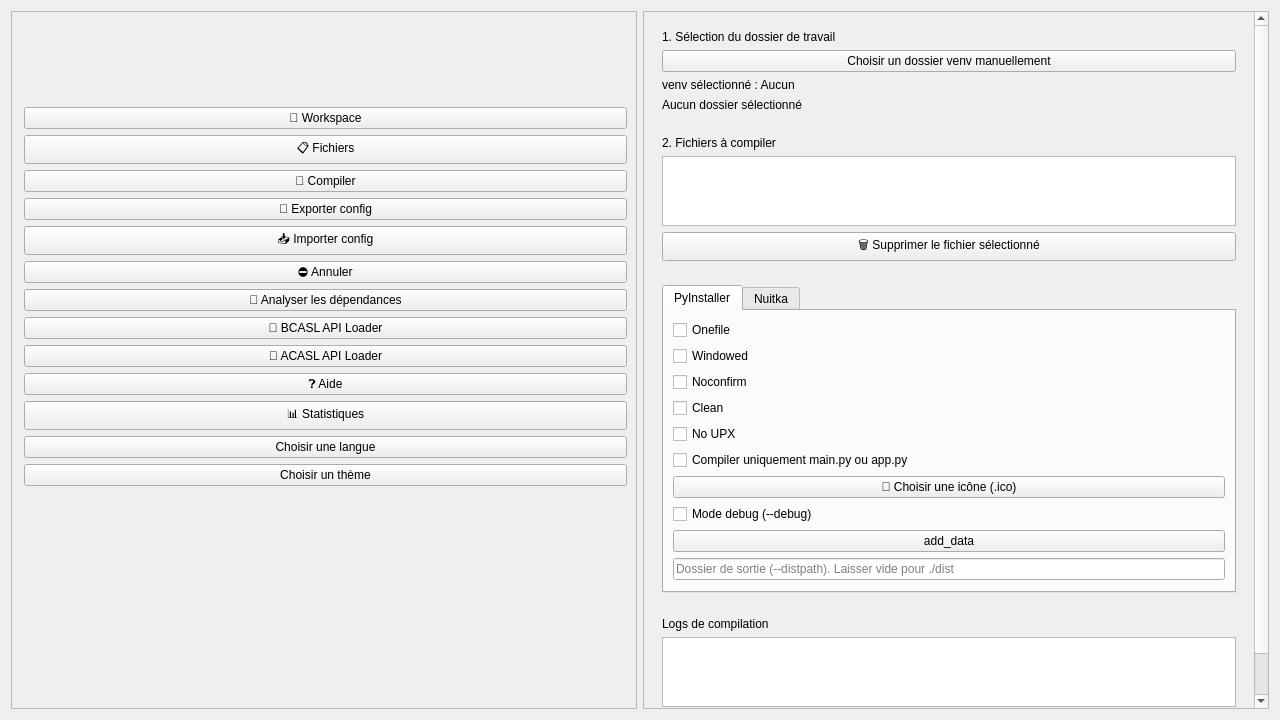
The window that ui/ui_design.ui (raidos23/PyCompiler_ARK) describes before a commit, drawn with Qt 5.
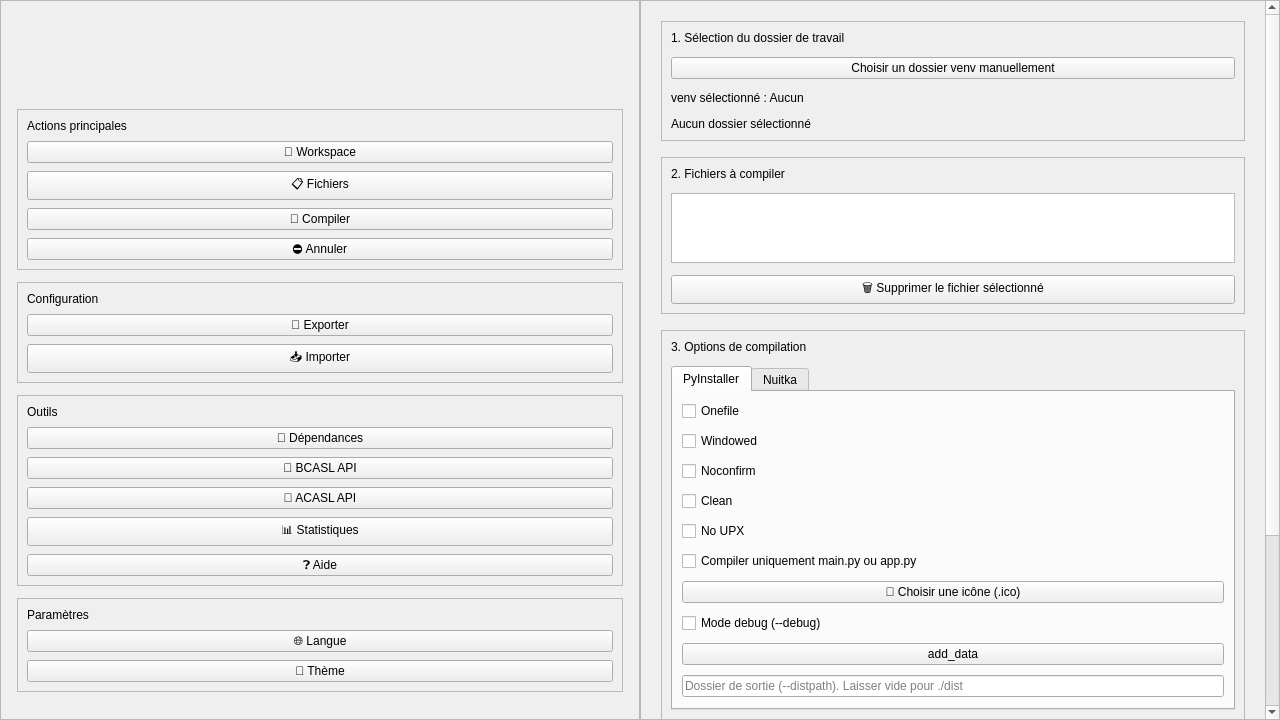
The same window after the commit.

Commit message: revue du design

```diff
--- a/ui/ui_design.ui
+++ b/ui/ui_design.ui
@@ -11,17 +11,38 @@
    </rect>
   </property>
   <layout class="QHBoxLayout" name="mainLayout">
+   <property name="spacing">
+    <number>0</number>
+   </property>
+   <property name="leftMargin">
+    <number>0</number>
+   </property>
+   <property name="topMargin">
+    <number>0</number>
+   </property>
+   <property name="rightMargin">
+    <number>0</number>
+   </property>
+   <property name="bottomMargin">
+    <number>0</number>
+   </property>
    <item>
     <widget class="QScrollArea" name="sidebarScrollArea">
      <property name="widgetResizable">
       <bool>true</bool>
      </property>
+     <property name="maximumWidth">
+      <number>320</number>
+     </property>
+     <property name="minimumWidth">
+      <number>280</number>
+     </property>
      <widget class="QFrame" name="sidebar">
       <property name="geometry">
        <rect>
         <x>0</x>
         <y>0</y>
-        <width>626</width>
+        <width>320</width>
         <height>700</height>
        </rect>
       </property>
@@ -29,9 +50,21 @@
        <enum>QFrame::Shape::NoFrame</enum>
       </property>
       <layout class="QVBoxLayout" name="sidebarLayout">
-       <property name="leftMargin">
+       <property name="spacing">
         <number>12</number>
        </property>
+       <property name="leftMargin">
+        <number>16</number>
+       </property>
+       <property name="topMargin">
+        <number>16</number>
+       </property>
+       <property name="rightMargin">
+        <number>16</number>
+       </property>
+       <property name="bottomMargin">
+        <number>16</number>
+       </property>
        <item>
         <widget class="QLabel" name="sidebar_logo">
          <property name="minimumSize">
@@ -42,8 +75,8 @@
          </property>
          <property name="maximumSize">
           <size>
-           <width>220</width>
-           <height>220</height>
+           <width>200</width>
+           <height>200</height>
           </size>
          </property>
          <property name="alignment">
@@ -52,10 +85,29 @@
         </widget>
        </item>
        <item>
+        <widget class="QFrame" name="frame_main_actions">
+         <property name="frameShape">
+          <enum>QFrame::Shape::StyledPanel</enum>
+         </property>
+         <layout class="QVBoxLayout" name="layout_main_actions">
+          <property name="spacing">
+           <number>8</number>
+          </property>
+          <item>
+           <widget class="QLabel" name="label_main_actions">
+            <property name="text">
+             <string>Actions principales</string>
+            </property>
+           </widget>
+          </item>
+          <item>
         <widget class="QPushButton" name="btn_select_folder">
          <property name="text">
           <string>📁 Workspace</string>
          </property>
+            <property name="toolTip">
+             <string>Sélectionner le dossier de travail</string>
+            </property>
         </widget>
        </item>
        <item>
@@ -63,6 +115,9 @@
          <property name="text">
           <string>📋 Fichiers</string>
          </property>
+            <property name="toolTip">
+             <string>Ajouter des fichiers à compiler</string>
+            </property>
         </widget>
        </item>
        <item>
@@ -70,19 +125,8 @@
          <property name="text">
           <string>🚀 Compiler</string>
          </property>
-        </widget>
-       </item>
-       <item>
-        <widget class="QPushButton" name="btn_export_config">
-         <property name="text">
-          <string>💾 Exporter config</string>
-         </property>
-        </widget>
-       </item>
-       <item>
-        <widget class="QPushButton" name="btn_import_config">
-         <property name="text">
-          <string>📥 Importer config</string>
+            <property name="toolTip">
+             <string>Lancer la compilation</string>
          </property>
         </widget>
        </item>
@@ -91,33 +135,96 @@
          <property name="text">
           <string>⛔ Annuler</string>
          </property>
+            <property name="toolTip">
+             <string>Annuler la compilation en cours</string>
+            </property>
+           </widget>
+          </item>
+         </layout>
+        </widget>
+       </item>
+       <item>
+        <widget class="QFrame" name="frame_config_actions">
+         <property name="frameShape">
+          <enum>QFrame::Shape::StyledPanel</enum>
+         </property>
+         <layout class="QVBoxLayout" name="layout_config_actions">
+          <property name="spacing">
+           <number>8</number>
+          </property>
+          <item>
+           <widget class="QLabel" name="label_config_actions">
+            <property name="text">
+             <string>Configuration</string>
+            </property>
+           </widget>
+          </item>
+          <item>
+           <widget class="QPushButton" name="btn_export_config">
+            <property name="text">
+             <string>💾 Exporter</string>
+            </property>
+            <property name="toolTip">
+             <string>Exporter la configuration actuelle</string>
+            </property>
+           </widget>
+          </item>
+          <item>
+           <widget class="QPushButton" name="btn_import_config">
+            <property name="text">
+             <string>📥 Importer</string>
+            </property>
+            <property name="toolTip">
+             <string>Importer une configuration</string>
+            </property>
+           </widget>
+          </item>
+         </layout>
+        </widget>
+       </item>
+       <item>
+        <widget class="QFrame" name="frame_tools">
+         <property name="frameShape">
+          <enum>QFrame::Shape::StyledPanel</enum>
+         </property>
+         <layout class="QVBoxLayout" name="layout_tools">
+          <property name="spacing">
+           <number>8</number>
+          </property>
+          <item>
+           <widget class="QLabel" name="label_tools">
+            <property name="text">
+             <string>Outils</string>
+            </property>
         </widget>
        </item>
        <item>
         <widget class="QPushButton" name="btn_suggest_deps">
          <property name="text">
-          <string>🔎 Analyser les dépendances</string>
+             <string>🔎 Dépendances</string>
+            </property>
+            <property name="toolTip">
+             <string>Analyser les dépendances du projet</string>
          </property>
         </widget>
        </item>
        <item>
         <widget class="QPushButton" name="btn_api_loader">
          <property name="text">
-          <string>🔌 BCASL API Loader</string>
+             <string>🔌 BCASL API</string>
+            </property>
+            <property name="toolTip">
+             <string>Charger BCASL API Loader</string>
          </property>
         </widget>
        </item>
        <item>
         <widget class="QPushButton" name="btn_acasl_loader">
          <property name="text">
-          <string>🔌 ACASL API Loader</string>
-         </property>
-        </widget>
-       </item>
-       <item>
-        <widget class="QPushButton" name="btn_help">
-         <property name="text">
-          <string>❓ Aide</string>
+             <string>🔌 ACASL API</string>
+            </property>
+            <property name="toolTip">
+             <string>Charger ACASL API Loader</string>
          </property>
         </widget>
        </item>
@@ -126,20 +233,61 @@
          <property name="text">
           <string>📊 Statistiques</string>
          </property>
+            <property name="toolTip">
+             <string>Afficher les statistiques de compilation</string>
+            </property>
+           </widget>
+          </item>
+          <item>
+           <widget class="QPushButton" name="btn_help">
+            <property name="text">
+             <string>❓ Aide</string>
+            </property>
+            <property name="toolTip">
+             <string>Afficher l'aide</string>
+            </property>
+           </widget>
+          </item>
+         </layout>
+        </widget>
+       </item>
+       <item>
+        <widget class="QFrame" name="frame_settings">
+         <property name="frameShape">
+          <enum>QFrame::Shape::StyledPanel</enum>
+         </property>
+         <layout class="QVBoxLayout" name="layout_settings">
+          <property name="spacing">
+           <number>8</number>
+          </property>
+          <item>
+           <widget class="QLabel" name="label_settings">
+            <property name="text">
+             <string>Paramètres</string>
+            </property>
         </widget>
        </item>
        <item>
         <widget class="QPushButton" name="select_lang">
          <property name="text">
-          <string>Choisir une langue</string>
+             <string>🌐 Langue</string>
+            </property>
+            <property name="toolTip">
+             <string>Choisir la langue de l'interface</string>
          </property>
         </widget>
        </item>
        <item>
         <widget class="QPushButton" name="select_theme">
          <property name="text">
-          <string>Choisir un thème</string>
-         </property>
+             <string>🎨 Thème</string>
+            </property>
+            <property name="toolTip">
+             <string>Choisir le thème de l'interface</string>
+            </property>
+           </widget>
+          </item>
+         </layout>
         </widget>
        </item>
        <item>
@@ -168,18 +316,36 @@
       <property name="geometry">
        <rect>
         <x>0</x>
-        <y>-481</y>
-        <width>618</width>
-        <height>1339</height>
+        <y>0</y>
+        <width>940</width>
+        <height>700</height>
        </rect>
       </property>
       <layout class="QVBoxLayout" name="contentLayout">
+       <property name="spacing">
+        <number>16</number>
+       </property>
+       <property name="leftMargin">
+        <number>20</number>
+       </property>
+       <property name="topMargin">
+        <number>20</number>
+       </property>
+       <property name="rightMargin">
+        <number>20</number>
+       </property>
+       <property name="bottomMargin">
+        <number>20</number>
+       </property>
        <item>
         <widget class="QFrame" name="frame_workspace">
          <property name="frameShape">
-          <enum>QFrame::Shape::NoFrame</enum>
+          <enum>QFrame::Shape::StyledPanel</enum>
          </property>
          <layout class="QVBoxLayout" name="layout_workspace">
+          <property name="spacing">
+           <number>12</number>
+          </property>
           <item>
            <widget class="QLabel" name="label_workspace_section">
             <property name="text">
@@ -214,9 +380,12 @@
        <item>
         <widget class="QFrame" name="frame_files">
          <property name="frameShape">
-          <enum>QFrame::Shape::NoFrame</enum>
+          <enum>QFrame::Shape::StyledPanel</enum>
          </property>
          <layout class="QVBoxLayout" name="layout_files">
+          <property name="spacing">
+           <number>12</number>
+          </property>
           <item>
            <widget class="QLabel" name="label_files_section">
             <property name="text">
@@ -225,7 +394,11 @@
            </widget>
           </item>
           <item>
-           <widget class="QListWidget" name="file_list"/>
+           <widget class="QListWidget" name="file_list">
+            <property name="minimumHeight">
+             <number>150</number>
+            </property>
+           </widget>
           </item>
           <item>
            <widget class="QPushButton" name="btn_remove_file">
@@ -240,9 +413,19 @@
        <item>
         <widget class="QFrame" name="frame_options">
          <property name="frameShape">
-          <enum>QFrame::Shape::NoFrame</enum>
+          <enum>QFrame::Shape::StyledPanel</enum>
          </property>
          <layout class="QVBoxLayout" name="layout_options">
+          <property name="spacing">
+           <number>12</number>
+          </property>
+          <item>
+           <widget class="QLabel" name="label_options_section">
+            <property name="text">
+             <string>3. Options de compilation</string>
+            </property>
+           </widget>
+          </item>
           <item>
            <widget class="QTabWidget" name="compiler_tabs">
             <property name="currentIndex">
@@ -253,6 +436,9 @@
               <string>PyInstaller</string>
              </attribute>
              <layout class="QVBoxLayout" name="pyinstaller_options_layout">
+              <property name="spacing">
+               <number>10</number>
+              </property>
               <item>
                <widget class="QCheckBox" name="opt_onefile">
                 <property name="text">
@@ -334,6 +520,9 @@
               <string>Nuitka</string>
              </attribute>
              <layout class="QVBoxLayout" name="nuitka_options_layout">
+              <property name="spacing">
+               <number>10</number>
+              </property>
               <item>
                <widget class="QCheckBox" name="nuitka_onefile">
                 <property name="text">
@@ -393,24 +582,60 @@
        <item>
         <widget class="QFrame" name="frame_logs">
          <property name="frameShape">
-          <enum>QFrame::Shape::NoFrame</enum>
+          <enum>QFrame::Shape::StyledPanel</enum>
          </property>
          <layout class="QVBoxLayout" name="layout_logs">
+          <property name="spacing">
+           <number>12</number>
+          </property>
           <item>
            <widget class="QLabel" name="label_logs_section">
             <property name="text">
-             <string>Logs de compilation</string>
+             <string>4. Logs de compilation</string>
             </property>
            </widget>
           </item>
           <item>
-           <widget class="QTextEdit" name="log"/>
+           <widget class="QTextEdit" name="log">
+            <property name="minimumHeight">
+             <number>200</number>
+            </property>
+           </widget>
           </item>
          </layout>
         </widget>
        </item>
        <item>
-        <widget class="QProgressBar" name="progress"/>
+        <widget class="QFrame" name="frame_progress">
+         <property name="frameShape">
+          <enum>QFrame::Shape::StyledPanel</enum>
+         </property>
+         <layout class="QVBoxLayout" name="layout_progress">
+          <property name="spacing">
+           <number>8</number>
+          </property>
+          <item>
+           <widget class="QLabel" name="label_progress">
+            <property name="text">
+             <string>Progression</string>
+            </property>
+           </widget>
+          </item>
+          <item>
+           <widget class="QProgressBar" name="progress">
+            <property name="value">
+             <number>0</number>
+            </property>
+            <property name="textVisible">
+             <bool>true</bool>
+            </property>
+            <property name="minimumHeight">
+             <number>24</number>
+            </property>
+           </widget>
+          </item>
+         </layout>
+        </widget>
        </item>
       </layout>
      </widget>
```
Lines whose indentation alone changed are shown as unchanged. The commit also changes 2 other files.
